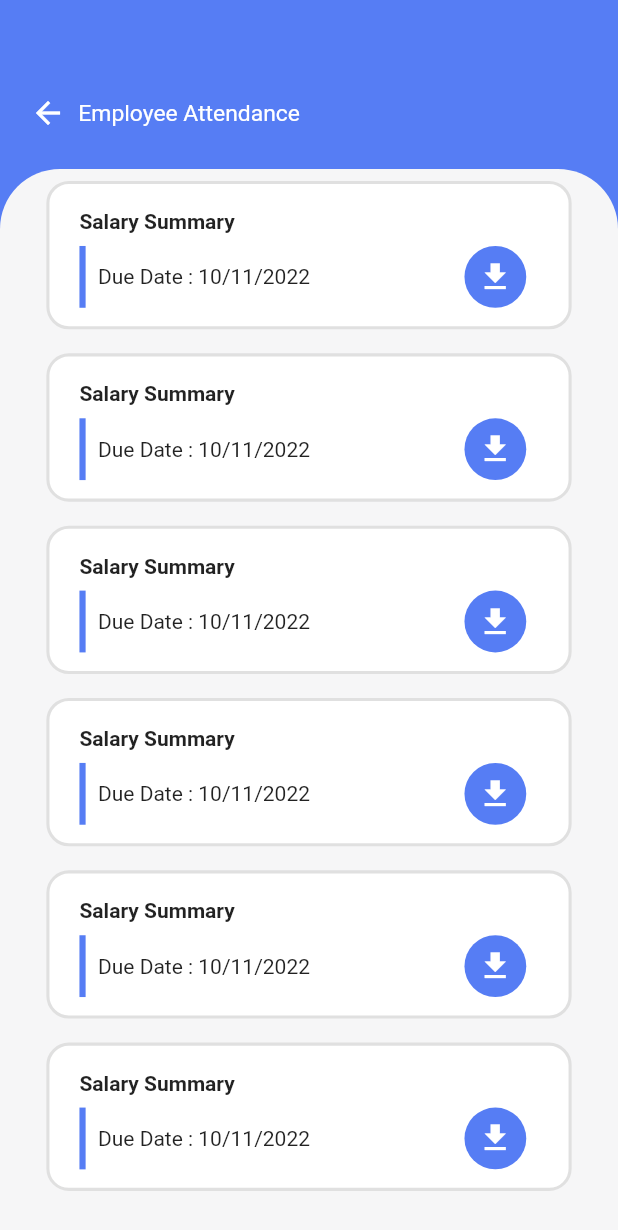
After one commit to betulcelebi/VBT-Sun-App, a Flutter app: the BordroDetailScreen screen opened by its route, on a phone screen of 412 x 824 dp. The commit adds this screen. Shown: the top 1230 px of the screen. Run offline on Flutter 3.47's test engine with Material 2 defaults, Android fonts, the phone set to English and light mode, and no system bars; our stand-ins replace get, responsive_sizer.

Commit message:
bordro detail sayfası oluşturuldu

```diff
--- /dev/null
+++ b/lib/modules/bodro_detail/bordro_detail_binding.dart
@@ -0,0 +1,10 @@
+import 'package:get/get.dart';
+
+import 'bordro_detail_controller.dart';
+
+class BordroDetailBinding extends Bindings {
+  @override
+  void dependencies() {
+    Get.put(BordroDetailController());
+  }
+}
--- /dev/null
+++ b/lib/modules/bodro_detail/bordro_detail_controller.dart
@@ -0,0 +1,8 @@
+
+
+
+import 'package:get/get.dart';
+
+class BordroDetailController extends GetxController {
+
+}
--- /dev/null
+++ b/lib/modules/bodro_detail/bordro_detail_screen.dart
@@ -0,0 +1,129 @@
+import 'package:flutter/material.dart';
+
+import 'package:get/get.dart';
+import 'package:responsive_sizer/responsive_sizer.dart';
+
+import 'bordro_detail_controller.dart';
+
+class BordroDetailScreen extends GetView<BordroDetailController> {
+  const BordroDetailScreen({super.key});
+
+  @override
+  Widget build(BuildContext context) {
+    return Scaffold(
+        backgroundColor: Color(0xff567DF4),
+        body: SingleChildScrollView(
+          child: Column(
+            children: [
+              Padding(
+                padding: const EdgeInsets.only(top: 55.0, left: 20.0),
+                child: Container(
+                    width: double.infinity,
+                    height: 5.h,
+                    child: Row(
+                      children: [
+                        Icon(Icons.arrow_back, color: Colors.white),
+                        SizedBox(
+                          width: 2.w,
+                        ),
+                        Text(
+                          "Employee Attendance",
+                          style:
+                              TextStyle(color: Colors.white, fontSize: 16.sp),
+                        )
+                      ],
+                    )),
+              ),
+              SizedBox(
+                height: 2.h,
+              ),
+
+              Container(
+                  height: 100.h,
+                  decoration: BoxDecoration(
+                      color: Color(0xffF6F6F7),
+                      borderRadius: BorderRadius.only(
+                        topRight: Radius.circular(40.0),
+                        topLeft: Radius.circular(40.0),
+                      )),
+                  child: ListView.builder(
+                    itemCount: 6,
+                    scrollDirection: Axis.vertical,
+                    itemBuilder: (context, index) {
+                      return Column(
+                        children: [
+                          Padding(
+                            padding: const EdgeInsets.all(8.0),
+                            child: Container(
+                              decoration: BoxDecoration(
+                                  color: Colors.white,
+                                  //color: Colors.red,
+
+                                  borderRadius: BorderRadius.circular(15),
+                                  border: Border.all(
+                                      color: Colors.grey.shade300,
+                                      width: 0.5.w)),
+                              width: 85.w,
+                              height: 12.h,
+                              child: Padding(
+                                padding: const EdgeInsets.only(
+                                    left: 20.0, top: 17.0),
+                                child: Column(
+                                  crossAxisAlignment: CrossAxisAlignment.start,
+                                  children: [
+                                    Text(
+                                      "Salary Summary",
+                                      style: TextStyle(
+                                        fontWeight: FontWeight.bold,
+                                      ),
+                                    ),
+                                    SizedBox(
+                                      height: 1.h,
+                                    ),
+                                    Row(
+                                      children: [
+                                        Container(
+                                          width: 1.w,
+                                          height: 5.h,
+                                          color: Color(0xff567DF4),
+                                        ),
+                                        SizedBox(
+                                          width: 2.w,
+                                        ),
+                                        Text("Due Date : 10/11/2022"),
+                                        SizedBox(
+                                          width: 25.w,
+                                        ),
+                                        GestureDetector(
+                                          onTap: () {},
+                                          child: Container(
+                                            decoration: BoxDecoration(
+                                                color: Color(0xff567DF4),
+                                                borderRadius:
+                                                    BorderRadius.circular(40)),
+                                            width: 10.w,
+                                            height: 5.h,
+                                            child: Center(
+                                                child: Icon(
+                                              Icons.file_download,
+                                              color: Colors.white,
+                                            )),
+                                          ),
+                                        ),
+                                      ],
+                                    ),
+                                  ],
+                                ),
+                              ),
+                            ),
+                          )
+                        ],
+                      );
+                    },
+                  ))
+              // ),
+            ],
+          ),
+        ));
+  }
+}
--- a/lib/routes/app_pages.dart
+++ b/lib/routes/app_pages.dart
@@ -1,5 +1,7 @@
 import 'package:get/get.dart';
+import 'package:vbt_sun_app_project/modules/bodro_detail/bordro_detail_binding.dart';
 
+import '../modules/bodro_detail/bordro_detail_screen.dart';
 import '../modules/login/login_binding.dart';
 import '../modules/login/login_screen.dart';
 
@@ -14,5 +16,9 @@ class AppPages {
       page: () => LoginScreen(),
       binding: LoginBinding(),
     ),
+    GetPage(
+        name: Routes.BORDRODETAIL,
+        page: () => BordroDetailScreen(),
+        binding: BordroDetailBinding())
   ];
 }
--- a/lib/routes/app_routes.dart
+++ b/lib/routes/app_routes.dart
@@ -2,4 +2,5 @@ part of 'app_pages.dart';
 
 abstract class Routes {
   static const LOGIN = '/login';
+    static const BORDRODETAIL = '/bordro_detail';
 }
```
